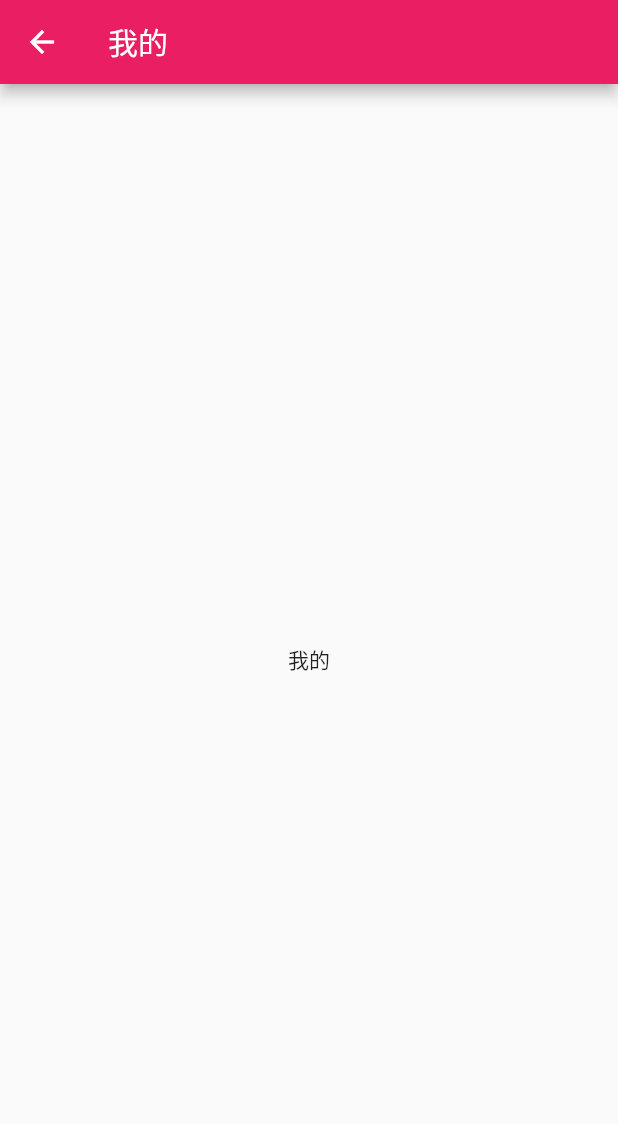
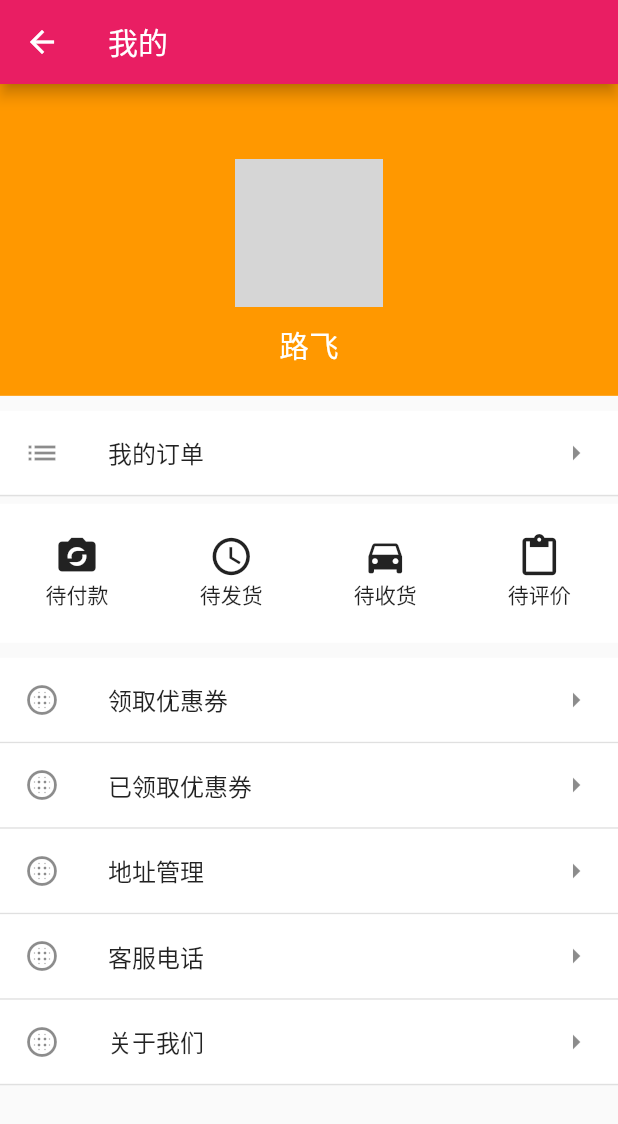
Before and after one commit to heng66/bx_app, a Flutter app: the MemberPage screen opened directly, on a phone screen of 412 x 824 dp. Shown: the top 1124 px of the screen. Run offline on Flutter 3.47's test engine with Material 2 defaults, Android fonts, the phone set to English and light mode, and no system bars; our stand-ins replace dio, flutter_screenutil, flutter_swiper; missing offline and left inert: provide; network calls fail; statements that could not run were skipped; grey boxes are pictures that could not be loaded.

Commit message:
我的界面

```diff
--- a/lib/pages/categorypage/category_list_page.dart
+++ b/lib/pages/categorypage/category_list_page.dart
@@ -31,14 +31,10 @@ class _CategoryListPageState extends State<CategoryListPage> {
         child: Provide<CategoryListProvide>(
           builder: (BuildContext context, Widget child,
               CategoryListProvide listProvide) {
-            if (listProvide.categoryListModel.data == null) {
+            if (listProvide.categoryListModel == null) {
               return Text('暂无数据');
             }
-            // String page = Provide.value<CategoryNavProvide>(context).params['page'];
-            // int presentPage = int.parse(page);
-            // if (presentPage == 1) {
-            //   scrollController.jumpTo(0.0);
-            // }
+
             return GridView.builder(
               controller: scrollController,
               gridDelegate: SliverGridDelegateWithFixedCrossAxisCount(
--- a/lib/pages/homepage/home_ad_page.dart
+++ b/lib/pages/homepage/home_ad_page.dart
@@ -14,7 +14,7 @@ class HomeAdPage extends StatelessWidget {
       child: Provide<HomeContentProvide>(
         builder: (BuildContext context, Widget child,
             HomeContentProvide contentProvide) {
-          if (contentProvide.contentModel.data != null) {
+          if (contentProvide.contentModel != null) {
             return Image.network(
                 contentProvide.contentModel.data.advertesPicture.pICTUREADDRESS,
                 width: ScreenUtil().setWidth(750));
--- a/lib/pages/homepage/home_banner_page.dart
+++ b/lib/pages/homepage/home_banner_page.dart
@@ -21,7 +21,7 @@ class _HomeBannerPageState extends State<HomeBannerPage> {
       child: Provide<HomeContentProvide>(
         builder: (BuildContext context, Widget child,
             HomeContentProvide contentProvide) {
-          if (contentProvide.contentModel.data != null) {
+          if (contentProvide.contentModel != null) {
             return Swiper(
               itemBuilder: (BuildContext context, int index) {
                 return Image.network(
--- a/lib/pages/homepage/home_quality_goods_page.dart
+++ b/lib/pages/homepage/home_quality_goods_page.dart
@@ -8,7 +8,7 @@ class HomeQualityGoodsPage extends StatelessWidget {
   const HomeQualityGoodsPage({Key key}) : super(key: key);
 
   Widget _imageWidget(BuildContext context, HomeContentProvide contentProvide, int tag) {
-    if (contentProvide.contentModel.data == null) {
+    if (contentProvide.contentModel == null) {
       return Text('...');
     }
 
@@ -22,7 +22,7 @@ class HomeQualityGoodsPage extends StatelessWidget {
 
   Widget _goodsWidget(
       BuildContext context, HomeContentProvide contentProvide, int tag) {
-    if (contentProvide.contentModel.data == null) {
+    if (contentProvide.contentModel == null) {
       return Text('...');
     }
     Widget rowWidget = Row(
--- a/lib/pages/homepage/home_recommend_page.dart
+++ b/lib/pages/homepage/home_recommend_page.dart
@@ -17,7 +17,7 @@ class HomeRecommendPage extends StatelessWidget {
   Widget _goodsShowDetailWidget(
       BuildContext context, int index, HomeContentProvide contentProvide) {
     if (contentProvide.contentModel == null) {
-      return Text(' ');
+      return Text('...');
     }
     Widget widget = Container(
       decoration: BoxDecoration(
@@ -71,7 +71,7 @@ class HomeRecommendPage extends StatelessWidget {
       child: Provide<HomeContentProvide>(
         builder: (BuildContext context, Widget child,
             HomeContentProvide contentProvide) {
-          if (contentProvide.contentModel.data == null) {
+          if (contentProvide.contentModel == null) {
             return Text('...');
           }
           return Container(
--- a/lib/pages/homepage/home_shopmanager_phone_page.dart
+++ b/lib/pages/homepage/home_shopmanager_phone_page.dart
@@ -15,7 +15,7 @@ class HomeShopManagerPhonePage extends StatelessWidget {
       margin: EdgeInsets.fromLTRB(ScreenUtil().setWidth(5), ScreenUtil().setWidth(5), ScreenUtil().setWidth(5), 0),
       child: Provide<HomeContentProvide>(
         builder: (BuildContext context, Widget child, HomeContentProvide contentProvide) {
-          if (contentProvide.contentModel.data != null) {
+          if (contentProvide.contentModel != null) {
             return Image.network(contentProvide.contentModel.data.shopInfo.leaderImage, width: ScreenUtil().setWidth(740));
           } else {
             return Text('...');
--- a/lib/pages/homepage/home_top_category_page.dart
+++ b/lib/pages/homepage/home_top_category_page.dart
@@ -14,7 +14,7 @@ class HomeTopCategoryPage extends StatefulWidget {
 class _HomeTopCategoryPageState extends State<HomeTopCategoryPage> {
   Widget _getTopCategoryWidget(
       BuildContext context, int index, HomeContentProvide contentProvide) {
-    if (contentProvide.contentModel.data == null) {
+    if (contentProvide.contentModel == null) {
       return Text('...');
     }
 
--- a/lib/pages/member_page.dart
+++ b/lib/pages/member_page.dart
@@ -1,4 +1,5 @@
 import 'package:flutter/material.dart';
+import 'package:flutter_screenutil/flutter_screenutil.dart';
 
 class MemberPage extends StatelessWidget {
   const MemberPage({Key key}) : super(key: key);
@@ -9,9 +10,149 @@ class MemberPage extends StatelessWidget {
       appBar: AppBar(
         title: Text('我的'),
       ),
-      body: Center(
-        child: Text('我的'),
+      body: ListView(
+        children: <Widget>[
+          _topHeader(),
+          _orderTitle(),
+          _orderType(),
+          _actionList()
+        ],
       ),
     );
   }
 }
+
+//头像区域
+Widget _topHeader() {
+  return Container(
+    width: ScreenUtil().setWidth(750),
+    padding: EdgeInsets.all(20),
+    color: Colors.orange,
+    child: Column(
+      children: <Widget>[
+        Container(
+          margin: EdgeInsets.only(top: 30),
+          child: ClipOval(
+              child: Image.network(
+                  'https://upload.jianshu.io/users/upload_avatars/1607860/46d85624-c9ad-4e30-9529-264e79e721dd.jpg?imageMogr2/auto-orient/strip|imageView2/1/w/300/h/300',width: ScreenUtil().setWidth(180),height: ScreenUtil().setWidth(180))),
+        ),
+        Container(
+          margin: EdgeInsets.only(top: 10),
+          child: Text(
+            '路飞',
+            style: TextStyle(
+              fontSize: ScreenUtil().setSp(36),
+              color: Colors.white,
+            ),
+          ),
+        )
+      ],
+    ),
+  );
+}
+
+//我的订单顶部
+Widget _orderTitle() {
+  return Container(
+    margin: EdgeInsets.only(top: 10),
+    decoration: BoxDecoration(
+        color: Colors.white,
+        border: Border(bottom: BorderSide(width: 1, color: Colors.black12))),
+    child: ListTile(
+      leading: Icon(Icons.list),
+      title: Text('我的订单'),
+      trailing: Icon(Icons.arrow_right),
+    ),
+  );
+}
+
+Widget _orderType() {
+  return Container(
+    margin: EdgeInsets.only(top: 5),
+    width: ScreenUtil().setWidth(750),
+    height: ScreenUtil().setHeight(150),
+    padding: EdgeInsets.only(top: 20),
+    color: Colors.white,
+    child: Row(
+      children: <Widget>[
+        Container(
+          width: ScreenUtil().setWidth(187),
+          child: Column(
+            children: <Widget>[
+              Icon(
+                Icons.party_mode,
+                size: 30,
+              ),
+              Text('待付款'),
+            ],
+          ),
+        ),
+        //-----------------
+        Container(
+          width: ScreenUtil().setWidth(187),
+          child: Column(
+            children: <Widget>[
+              Icon(
+                Icons.query_builder,
+                size: 30,
+              ),
+              Text('待发货'),
+            ],
+          ),
+        ),
+        Container(
+          width: ScreenUtil().setWidth(187),
+          child: Column(
+            children: <Widget>[
+              Icon(
+                Icons.directions_car,
+                size: 30,
+              ),
+              Text('待收货'),
+            ],
+          ),
+        ),
+        Container(
+          width: ScreenUtil().setWidth(187),
+          child: Column(
+            children: <Widget>[
+              Icon(
+                Icons.content_paste,
+                size: 30,
+              ),
+              Text('待评价'),
+            ],
+          ),
+        ),
+      ],
+    ),
+  );
+}
+
+Widget _myListTile(String title) {
+  return Container(
+    decoration: BoxDecoration(
+        color: Colors.white,
+        border: Border(bottom: BorderSide(width: 1, color: Colors.black12))),
+    child: ListTile(
+      leading: Icon(Icons.blur_circular),
+      title: Text(title),
+      trailing: Icon(Icons.arrow_right),
+    ),
+  );
+}
+
+Widget _actionList() {
+  return Container(
+    margin: EdgeInsets.only(top: 10),
+    child: Column(
+      children: <Widget>[
+        _myListTile('领取优惠券'),
+        _myListTile('已领取优惠券'),
+        _myListTile('地址管理'),
+        _myListTile('客服电话'),
+        _myListTile('关于我们'),
+      ],
+    ),
+  );
+}
```
